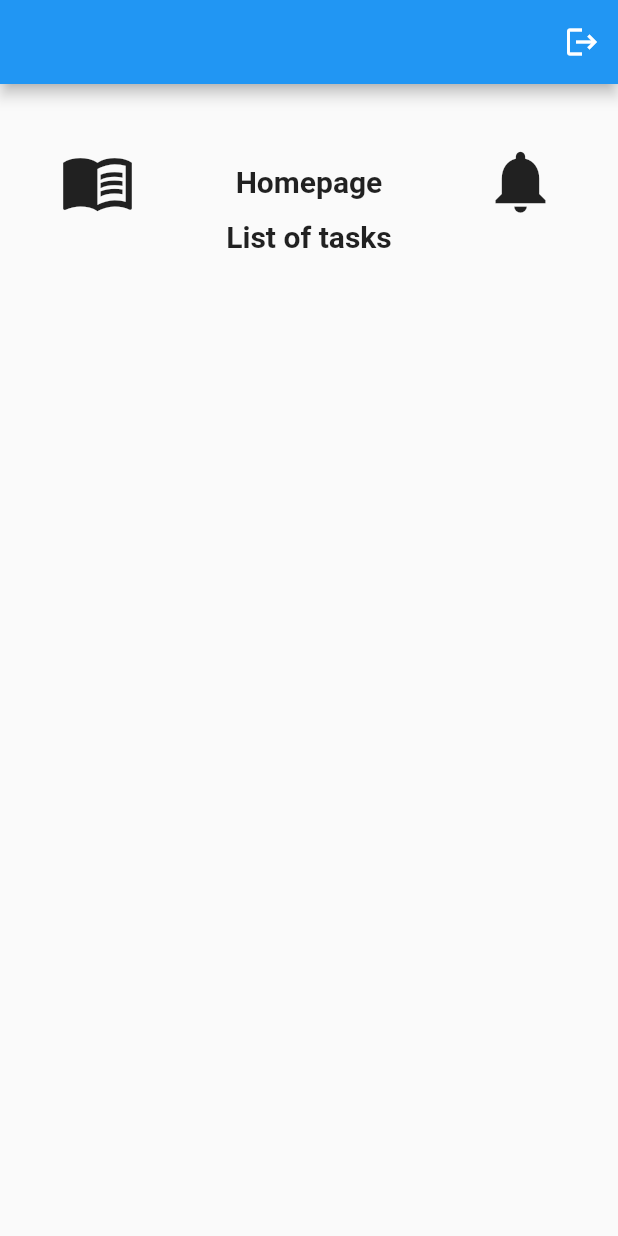
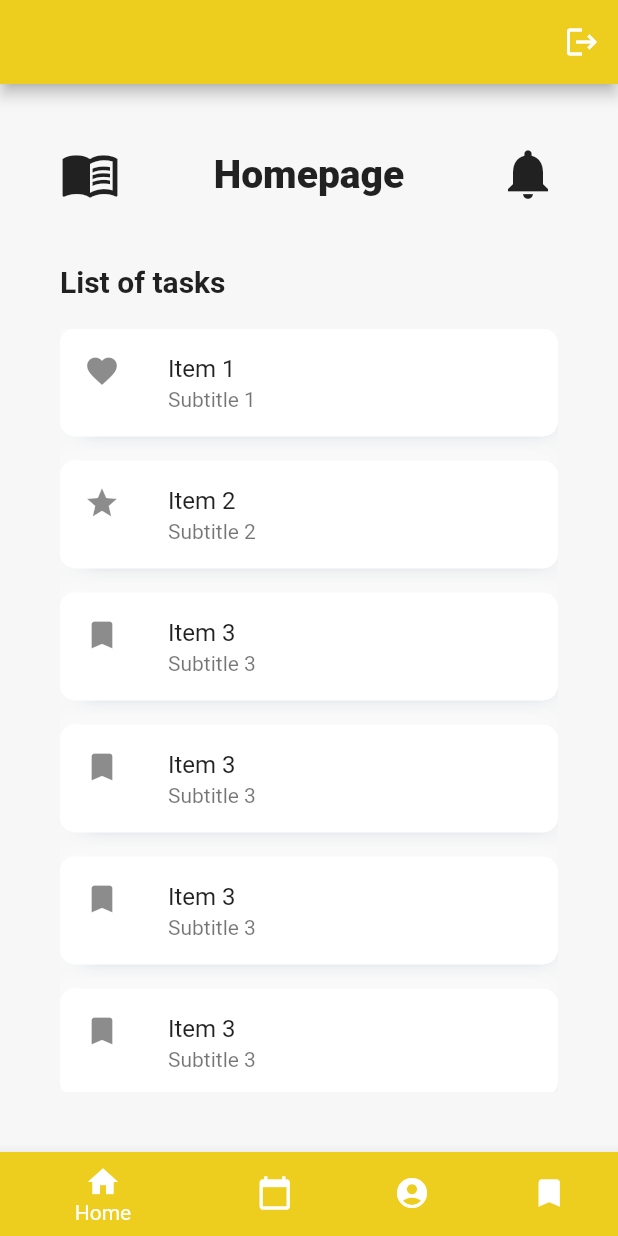
Before and after one commit to 8maziar/who-is-doing-the-dishes-app, a Flutter app: the screen it shows once a user with an empty profile is signed in, on a phone screen of 412 x 824 dp. Run offline on Flutter 3.47's test engine with Material 2 defaults, Android fonts, the phone set to English and light mode, and no system bars; our stand-ins replace firebase_auth, firebase_core, google_sign_in; accounts and stored records are empty.

Commit message:
add list

```diff
--- a/lib/pages/home_page.dart
+++ b/lib/pages/home_page.dart
@@ -1,7 +1,16 @@
 import 'package:firebase_auth/firebase_auth.dart';
 import 'package:flutter/material.dart';
 
-class HomePage extends StatelessWidget {
+class HomePage extends StatefulWidget {
+  HomePage({super.key});
+
+  @override
+  State<HomePage> createState() => _HomePageState();
+}
+
+class _HomePageState extends State<HomePage> {
+  int _currentIndex = 0;
+
   final List<Map<String, dynamic>> fetchedData = [
     {
       'title': 'Item 1',
@@ -18,8 +27,57 @@ class HomePage extends StatelessWidget {
       'subtitle': 'Subtitle 3',
       'icon': Icons.bookmark,
     },
+    {
+      'title': 'Item 3',
+      'subtitle': 'Subtitle 3',
+      'icon': Icons.bookmark,
+    },
+    {
+      'title': 'Item 3',
+      'subtitle': 'Subtitle 3',
+      'icon': Icons.bookmark,
+    },
+    {
+      'title': 'Item 3',
+      'subtitle': 'Subtitle 3',
+      'icon': Icons.bookmark,
+    },
+    {
+      'title': 'Item 3',
+      'subtitle': 'Subtitle 3',
+      'icon': Icons.bookmark,
+    },
+    {
+      'title': 'Item 3',
+      'subtitle': 'Subtitle 3',
+      'icon': Icons.bookmark,
+    },
+    {
+      'title': 'Item 3',
+      'subtitle': 'Subtitle 3',
+      'icon': Icons.bookmark,
+    },
+    {
+      'title': 'Item 3',
+      'subtitle': 'Subtitle 3',
+      'icon': Icons.bookmark,
+    },
+    {
+      'title': 'Item 3',
+      'subtitle': 'Subtitle 3',
+      'icon': Icons.bookmark,
+    },
+    {
+      'title': 'Item 3',
+      'subtitle': 'Subtitle 3',
+      'icon': Icons.bookmark,
+    },
+    {
+      'title': 'Item 3',
+      'subtitle': 'Subtitle 3',
+      'icon': Icons.bookmark,
+    },
   ];
-  HomePage({super.key});
 
   final user = FirebaseAuth.instance.currentUser!;
 
@@ -30,7 +88,9 @@ class HomePage extends StatelessWidget {
   @override
   Widget build(BuildContext context) {
     return Scaffold(
+      backgroundColor: Color.fromARGB(255, 247, 247, 247),
       appBar: AppBar(
+        backgroundColor: Color.fromARGB(255, 237, 206, 31),
         actions: [
           IconButton(
             onPressed: signUserOut,
@@ -38,31 +98,105 @@ class HomePage extends StatelessWidget {
           )
         ],
       ),
-        body: const Padding(
-          padding: EdgeInsets.all(40.0),
+      body: Padding(
+        padding: const EdgeInsets.all(40.0),
         child: Column(
           children: [
-              Row(
+            const Row(
               mainAxisAlignment: MainAxisAlignment.spaceBetween,
               children: [
                 Icon(
                   Icons.menu_book_outlined,
-                    size: 50,
+                  size: 40,
                 ),
                 Text("Homepage",
                     style:
-                          TextStyle(fontSize: 20, fontWeight: FontWeight.bold)),
+                        TextStyle(fontSize: 26, fontWeight: FontWeight.w800)),
                 Icon(
                   Icons.notifications,
-                    size: 50,
+                  size: 40,
                 ),
               ],
             ),
+            const SizedBox(
+              height: 40,
+            ),
+            const Row(
+              mainAxisAlignment: MainAxisAlignment.start,
+              children: [
                 Text("List of tasks",
-                  style: TextStyle(fontSize: 20, fontWeight: FontWeight.bold)),
-
+                    style:
+                        TextStyle(fontSize: 20, fontWeight: FontWeight.bold)),
               ],
             ),
-        ));
+            const SizedBox(
+              height: 20,
+            ),
+            Expanded(
+              child: ListView.builder(
+                itemCount: fetchedData.length,
+                itemBuilder: (context, index) {
+                  return Container(
+                    margin: const EdgeInsets.only(bottom: 16),
+                    decoration: BoxDecoration(
+                      borderRadius: BorderRadius.circular(10),
+                      color: Colors.white,
+                      boxShadow: const [
+                        BoxShadow(
+                          color: Color(0xFFB6C6D4),
+                          spreadRadius: -8,
+                          blurRadius: 10.0,
+                          offset: Offset(4, 4),
+                        ),
+                        BoxShadow(
+                          color: Color.fromRGBO(255, 255, 255, 0.5),
+                          blurRadius: 10,
+                          offset: Offset(-3, -4),
+                        )
+                      ],
+                    ),
+                    child: ListTile(
+                      leading: Icon(fetchedData[index]['icon']),
+                      title: Text(fetchedData[index]['title']),
+                      subtitle: Text(fetchedData[index]['subtitle']),
+                      onTap: () {
+                        // Add onTap functionality if needed
+                        print('Tapped item: ${fetchedData[index]['title']}');
+                      },
+                    ),
+                  );
+                },
+              ),
+            )
+          ],
+        ),
+      ),
+      bottomNavigationBar: BottomNavigationBar(
+        currentIndex: _currentIndex,
+        onTap: (index) {
+          setState(() {
+            _currentIndex = index;
+          });
+        },
+        items: const [
+          BottomNavigationBarItem(
+              icon: Icon(Icons.home),
+              label: 'Home',
+              backgroundColor: Color.fromARGB(255, 237, 206, 31)),
+          BottomNavigationBarItem(
+            icon: Icon(Icons.calendar_today),
+            label: 'Calendar',
+          ),
+          BottomNavigationBarItem(
+            icon: Icon(Icons.account_circle),
+            label: 'Account',
+          ),
+          BottomNavigationBarItem(
+            icon: Icon(Icons.bookmark),
+            label: 'Saved',
+          ),
+        ],
+      ),
+    );
   }
 }
```
Lines whose indentation alone changed are shown as unchanged.
